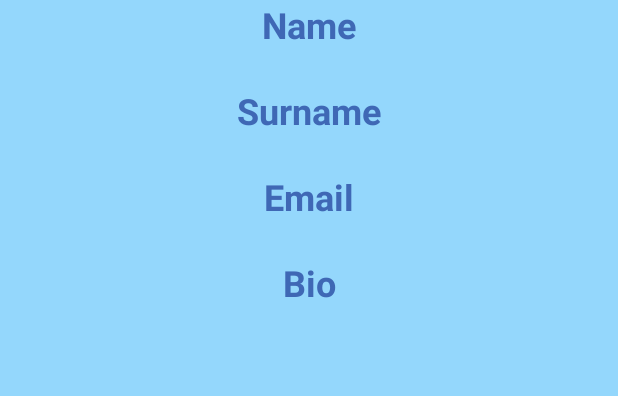
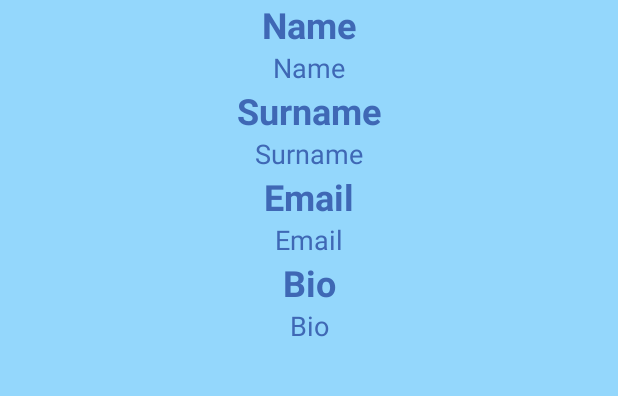
Before and after one commit to Davic15/AppShareBook, an Android app: the screen it shows after launch once a user with an empty profile is signed in (ShowProfile), on a phone screen of 412 x 824 dp, the part 455-851 px from its top. Run offline under Robolectric (Android 15) with nearby library versions, the phone set to English and light mode, and no system bars; our stand-ins replace Firebase (no records; nobody signed in at launch, a user with empty details on screens opened directly), Picasso; libraries missing offline, so code that uses them is left out: com.facebook, com.facebook.login; Roboto replaces fonts that are not available here; 4 statements that could not run were skipped.

Commit message:
User details store & retrieve from/to firebase

```diff
--- a/app/src/main/java/com/example/group6/appsharebook/MainPage.java
+++ b/app/src/main/java/com/example/group6/appsharebook/MainPage.java
@@ -14,14 +14,6 @@ import android.widget.TextView;
 import android.widget.Toast;
 
 import com.facebook.AccessToken;
-import com.google.firebase.auth.TwitterAuthProvider;
-import com.twitter.sdk.android.core.Twitter;
-import com.twitter.sdk.android.core.TwitterAuthConfig;
-import com.twitter.sdk.android.core.TwitterConfig;
-import com.twitter.sdk.android.core.TwitterCore;
-import com.twitter.sdk.android.core.TwitterException;
-import com.twitter.sdk.android.core.TwitterSession;
-import com.twitter.sdk.android.core.identity.TwitterLoginButton;
 import com.facebook.CallbackManager;
 import com.facebook.FacebookCallback;
 import com.facebook.FacebookException;
@@ -67,9 +59,6 @@ public class MainPage extends AppCompatActivity {
 
     private FirebaseAuth mAuth;
 
-    private TwitterLoginButton mLoginButton;
-
-
 
     @Override
     protected void onCreate(Bundle savedInstanceState) {
@@ -110,25 +99,27 @@ public class MainPage extends AppCompatActivity {
           LoginButton loginButton = (LoginButton)findViewById(R.id.login_button);
           loginButton.setReadPermissions("email", "public_profile");
           loginButton.registerCallback(mCallBackManager, new FacebookCallback<LoginResult>() {
+
               @Override
             public void onSuccess(LoginResult loginResult) {
-                Log.d(TAG, "facebook:onSuccess: "+loginResult);
+                  Log.d(TAG, "facebook:onSuccess: " + loginResult);
                   handleFacebookAccessToken(loginResult.getAccessToken());
-
               }
 
               @Override
-            public void onCancel() {
+              public void onCancel () {
             Log.d(TAG, "facebook:onCancel: ");
 
         }
 
                @Override
               public void onError(FacebookException error) {
-                Log.d(TAG,"facebook:onError", error);
+                Log.d(TAG, "facebook:onError", error);
              }
          });
+
     }
+
 
     @Override
     public void onStart() {
@@ -164,11 +155,12 @@ public class MainPage extends AppCompatActivity {
                 // Google Sign In failed, update UI appropriately
                 Log.w(TAG, "Google sign in failed", e);
                 // [START_EXCLUDE]
-                updateUI();
+                //updateUI();
                 // [END_EXCLUDE]
             }
-        } else {
-            mCallBackManager.onActivityResult(requestCode, resultCode, data);
+       //     else {
+       //         mCallBackManager.onActivityResult(requestCode, resultCode, data);
+       //     }
         }
     }
 
--- a/app/src/main/java/com/example/group6/appsharebook/ShowProfile.java
+++ b/app/src/main/java/com/example/group6/appsharebook/ShowProfile.java
@@ -13,23 +13,43 @@ import android.graphics.PorterDuff;
 import android.graphics.PorterDuffXfermode;
 import android.graphics.Rect;
 import android.graphics.RectF;
+import android.net.Uri;
 import android.support.v7.app.AppCompatActivity;
 import android.os.Bundle;
 import android.view.Menu;
 import android.view.MenuItem;
 import android.widget.ImageView;
 import android.widget.TextView;
+import android.widget.Toast;
+
+import com.google.android.gms.tasks.OnSuccessListener;
+import com.google.firebase.auth.FirebaseAuth;
+import com.google.firebase.database.DataSnapshot;
+import com.google.firebase.database.DatabaseError;
+import com.google.firebase.database.DatabaseReference;
+import com.google.firebase.database.FirebaseDatabase;
+import com.google.firebase.database.ValueEventListener;
+import com.google.firebase.storage.FirebaseStorage;
+import com.google.firebase.storage.StorageReference;
+import com.squareup.picasso.Picasso;
 
 import java.io.File;
 import java.io.FileInputStream;
 import java.io.FileNotFoundException;
 import java.io.IOException;
+import android.net.Uri;
 
 public class ShowProfile extends AppCompatActivity {
     android.support.v7.widget.Toolbar tb;
     TextView nameView,surnameView,emailView,bioView;
     String name,surname,email,bio;
     ImageView imageView;
+    FirebaseAuth mAuth;
+    private DatabaseReference mDatabase;
+    private StorageReference myStorage;
+    private DatabaseReference UsersDatabase;
+    String userID;
+
 
     private static final int SECOND_ACTIVITY_REQUEST_CODE = 0;
     @Override
@@ -40,22 +60,81 @@ public class ShowProfile extends AppCompatActivity {
         tb.setTitleTextColor(Color.WHITE);
         setSupportActionBar(tb);
 
+        myStorage = FirebaseStorage.getInstance().getReference();
+
         nameView = findViewById(R.id.textViewUserName);
         surnameView = findViewById(R.id.textViewUserSurname);
         emailView = findViewById(R.id.textViewUserEmail);
         bioView = findViewById(R.id.textViewUserBio);
+        imageView = findViewById(R.id.imageView);
 
         SharedPreferences settings = getPreferences(MODE_PRIVATE);
-        String name1 = settings.getString("name", name);
-        nameView.setText(name1);
-        String surname1 = settings.getString("surname",surname);
-        surnameView.setText(surname1);
-        String email1 = settings.getString("email",email);
-        emailView.setText(email1);
-        String bio1 = settings.getString("userBio",bio);
-        bioView.setText(bio1);
+        //String name1 = settings.getString("name", name);
+        //nameView.setText(name1);
+        //String surname1 = settings.getString("surname",surname);
+        //surnameView.setText(surname1);
+        //String email1 = settings.getString("email",email);
+        //emailView.setText(email1);
+        //String bio1 = settings.getString("userBio",bio);
+        //bioView.setText(bio1);
 
-        loadImageFromStorage();
+        mDatabase = FirebaseDatabase.getInstance().getReference();
+
+        userID = FirebaseAuth.getInstance().getCurrentUser().getUid();
+
+        //String emailUser = FirebaseAuth.getInstance().getCurrentUser().getEmail();
+
+
+        mDatabase.child("Users")
+                .orderByKey()
+                .equalTo(userID)
+                .addValueEventListener(new ValueEventListener() {
+                    @Override
+                    public void onDataChange(DataSnapshot dataSnapshot) {
+
+                        for (DataSnapshot child :dataSnapshot.getChildren()) {
+                            String loggedUsername = child.getValue(User.class).getName();
+                            nameView.setText(loggedUsername);
+                            String loggedUserSurname = child.getValue(User.class).getSurname();
+                            surnameView.setText(loggedUserSurname);
+                            String loggedUserEmail = child.getValue(User.class).getEmail();
+                            emailView.setText(loggedUserEmail);
+                            String loggedUserBio = child.getValue(User.class).getUserBio();
+                            bioView.setText(loggedUserBio);
+                            // String uri = child.getValue(User.class).getUri();
+
+                        }
+
+
+                    }
+
+                    @Override
+                    public void onCancelled (DatabaseError databaseError){
+                        throw databaseError.toException();
+                    }
+
+                });
+
+
+
+
+       // loadImageFromStorage();
+
+    }
+
+    @Override
+    protected void onStart() {
+        super.onStart();
+
+        StorageReference newStorage = myStorage.child("ProfilePics").child(userID);
+        newStorage.getDownloadUrl().addOnSuccessListener(new OnSuccessListener<Uri>() {
+            @Override
+            public void onSuccess(Uri uri) {
+                Picasso.get().load(uri).into(imageView);
+            }
+        });
+
+
     }
 
     public boolean onCreateOptionsMenu(Menu menu){
@@ -95,8 +174,12 @@ public class ShowProfile extends AppCompatActivity {
                 String bio = data.getStringExtra("userBio");
                 if(!bio.isEmpty())
                     bioView.setText(bio);
+                //uri = data.getStringExtra("Uri");
+
 
                 loadImageFromStorage();
+                User user = new User (name,surname,email,bio);
+                mDatabase.child("Users").child(userID).setValue(user);
             }
         }
     }
```
Also changed, not shown: app/build.gradle (+5 -5 lines), app/src/main/AndroidManifest.xml (+16 -13 lines), app/src/main/java/com/example/group6/appsharebook/EditProfile.java (+46 -17 lines), app/src/main/java/com/example/group6/appsharebook/User.java (+29 -10 lines), app/src/main/res/layout/activity_google_log_in.xml (added, +22 -0 lines), 1 other file. Lines whose indentation alone changed are shown as unchanged.
